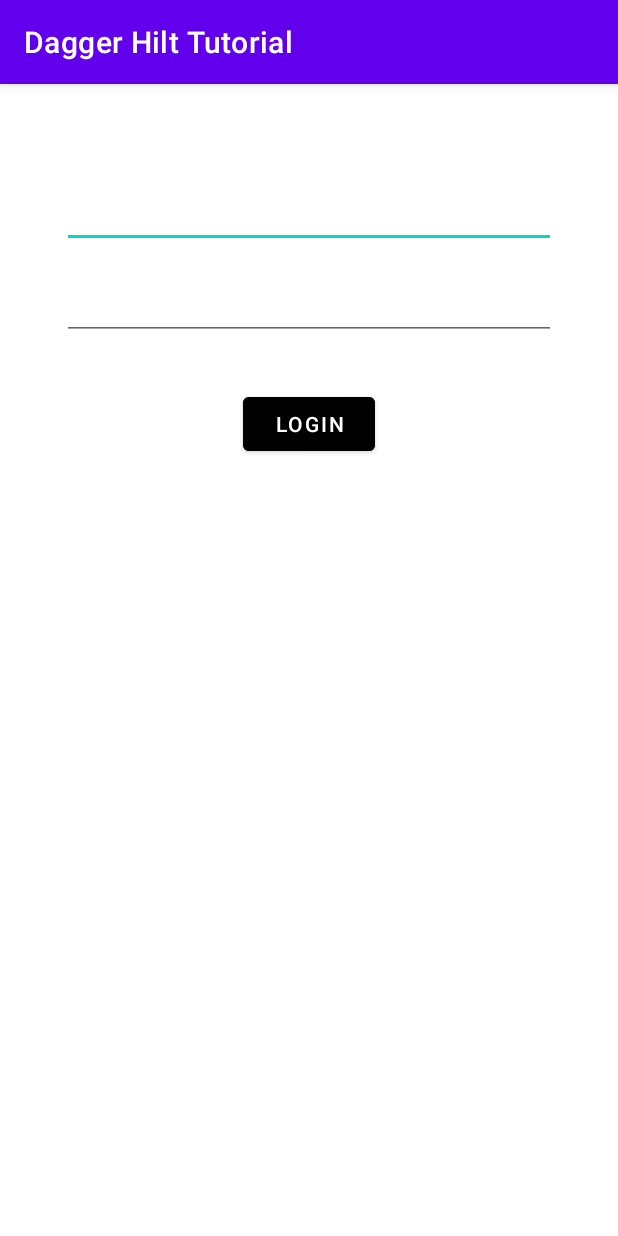
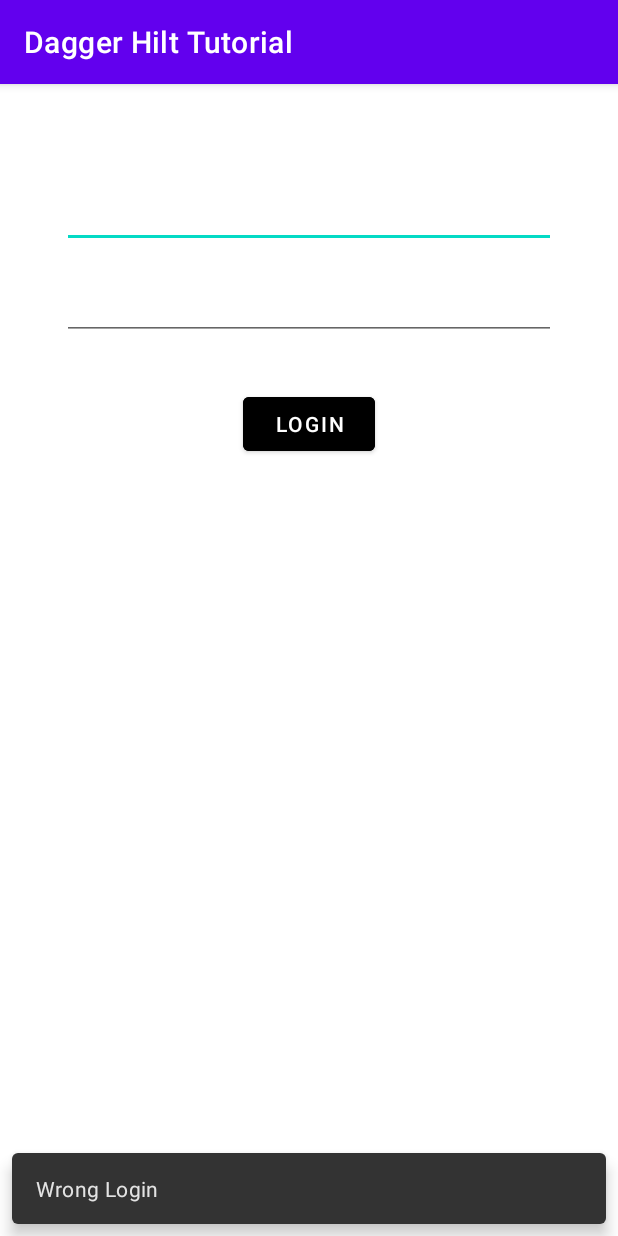
Before and after one commit to ktmoe/hiltdatabindingcompose, an Android app: the first screen one second after launch (LoginActivity), on a phone screen of 412 x 824 dp. Run offline under Robolectric (Android 15) with nearby library versions, the phone set to English and light mode, and no system bars; our stand-ins replace Dagger/Hilt's generated code, data binding.

Commit message:
login onclick

```diff
--- a/app/src/main/java/com/ktmmoe/daggerhilttutorial/ui/login/view/LoginActivity.kt
+++ b/app/src/main/java/com/ktmmoe/daggerhilttutorial/ui/login/view/LoginActivity.kt
@@ -1,12 +1,41 @@
 package com.ktmmoe.daggerhilttutorial.ui.login.view
 
+import android.content.Intent
 import androidx.appcompat.app.AppCompatActivity
 import android.os.Bundle
+import androidx.activity.viewModels
+import androidx.databinding.DataBindingUtil
+import androidx.lifecycle.Observer
+import com.google.android.material.snackbar.Snackbar
 import com.ktmmoe.daggerhilttutorial.R
+import com.ktmmoe.daggerhilttutorial.databinding.ActivityLoginBinding
+import com.ktmmoe.daggerhilttutorial.ui.login.viewmodel.LoginViewModel
+import com.ktmmoe.daggerhilttutorial.ui.main.view.MainActivity
+import dagger.hilt.android.AndroidEntryPoint
 
+@AndroidEntryPoint
 class LoginActivity : AppCompatActivity() {
+
+    private lateinit var mBinding: ActivityLoginBinding
+    private val viewModel: LoginViewModel by viewModels()
+
     override fun onCreate(savedInstanceState: Bundle?) {
         super.onCreate(savedInstanceState)
-        setContentView(R.layout.activity_login)
+        mBinding = DataBindingUtil.setContentView(this, R.layout.activity_login)
+        mBinding.viewModel = viewModel
+
+        viewModel.validInputs.observe(this, Observer {v->
+            if (v) validInput() else invalidInput()
+        })
+
+    }
+
+    private fun validInput() {
+        finishAffinity()
+        startActivity(Intent(this, MainActivity::class.java))
+    }
+
+    private fun invalidInput() {
+        Snackbar.make(this.window.decorView, "Wrong Login", Snackbar.LENGTH_SHORT).show()
     }
 }
--- a/app/src/main/java/com/ktmmoe/daggerhilttutorial/ui/login/viewmodel/LoginVIewModel.kt
+++ b/app/src/main/java/com/ktmmoe/daggerhilttutorial/ui/login/viewmodel/LoginVIewModel.kt
@@ -6,11 +6,14 @@ import androidx.databinding.Observable
 import androidx.lifecycle.MutableLiveData
 import androidx.lifecycle.ViewModel
 import com.ktmmoe.daggerhilttutorial.data.model.LoginUser
+import dagger.hilt.android.lifecycle.HiltViewModel
+import javax.inject.Inject
 
 /**
  * Created by ktmmoe on 25, May, 2021
  **/
-class LoginViewModel: ViewModel() , Observable{
+@HiltViewModel
+class LoginViewModel @Inject constructor(): ViewModel() , Observable{
 
     @Bindable
     val emailAddress: MutableLiveData<String> = MutableLiveData()
@@ -23,8 +26,8 @@ class LoginViewModel: ViewModel() , Observable{
     }
 
     fun onLoginClicked() {
-        val mail = emailAddress.value!!
-        val mPassword = password.value!!
+        val mail = emailAddress.value ?: ""
+        val mPassword = password.value ?: ""
         if (Patterns.EMAIL_ADDRESS.matcher(mail).matches() || mPassword.isNotEmpty() )
             validInputs.postValue(true)
         else validInputs.postValue(false)
--- a/app/src/main/res/layout/activity_login.xml
+++ b/app/src/main/res/layout/activity_login.xml
@@ -3,6 +3,9 @@
     xmlns:app="http://schemas.android.com/apk/res-auto">
 
     <data>
+        <variable
+            name="viewModel"
+            type="com.ktmmoe.daggerhilttutorial.ui.login.viewmodel.LoginViewModel" />
     </data>
 
     <androidx.constraintlayout.widget.ConstraintLayout
@@ -10,9 +13,10 @@
         android:layout_height="match_parent">
 
         <com.google.android.material.textfield.TextInputEditText
-            android:id="@+id/etUserName"
+            android:id="@+id/etEmailAddress"
             android:layout_width="0dp"
             android:layout_height="wrap_content"
+            android:text="@={viewModel.emailAddress}"
             app:layout_constraintStart_toStartOf="parent"
             app:layout_constraintEnd_toEndOf="parent"
             app:layout_constraintWidth_percent="0.8"
@@ -25,10 +29,11 @@
             android:layout_height="wrap_content"
             android:layout_marginTop="16dp"
             android:inputType="textPassword"
+            android:text="@={viewModel.password}"
             app:layout_constraintStart_toStartOf="parent"
             app:layout_constraintEnd_toEndOf="parent"
             app:layout_constraintWidth_percent="0.8"
-            app:layout_constraintTop_toBottomOf="@id/etUserName" />
+            app:layout_constraintTop_toBottomOf="@id/etEmailAddress" />
 
         <Button
             android:id="@+id/btnLogin"
@@ -36,6 +41,7 @@
             android:layout_height="wrap_content"
             android:layout_marginTop="32dp"
             android:text="@string/login"
+            android:onClick="@{()->viewModel.onLoginClicked()}"
             android:backgroundTint="@color/black"
             app:layout_constraintTop_toBottomOf="@id/etPassword"
             app:layout_constraintStart_toStartOf="parent"
```
